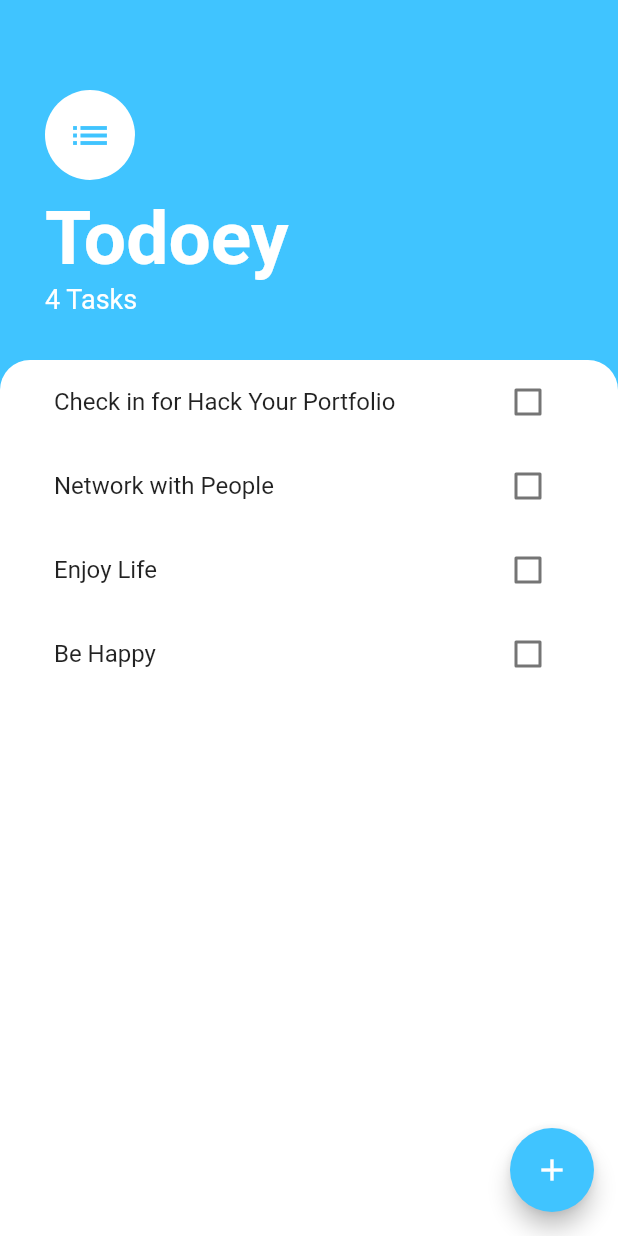
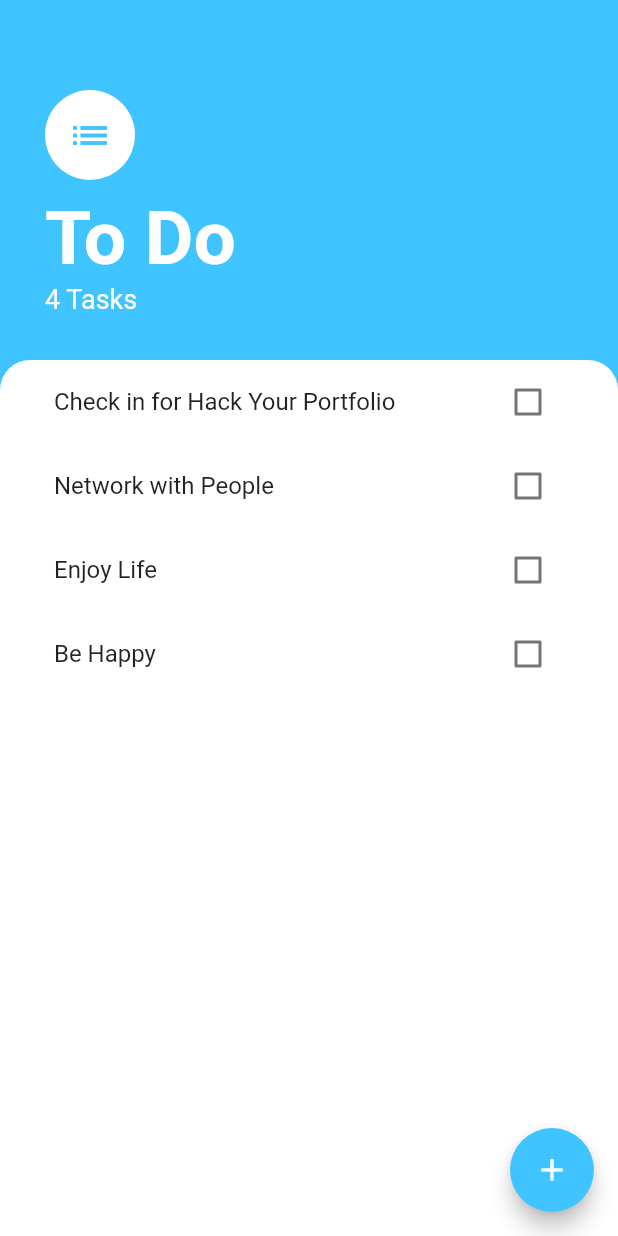
Before and after one commit to tharunc/To-Do-App, a Flutter app: the screen it shows after launch, on a phone screen of 412 x 824 dp. Run offline on Flutter 3.47's test engine with Material 2 defaults, Android fonts, the phone set to English and light mode, and no system bars.

Commit message:
Update tasks_screen.dart

```diff
--- a/lib/screens/tasks_screen.dart
+++ b/lib/screens/tasks_screen.dart
@@ -47,7 +47,7 @@ class TasksScreen extends StatelessWidget {
                   height: 10.0,
                 ),
                 Text(
-                  'Todoey',
+                  'To Do',
                   style: TextStyle(
                     color: Colors.white,
                     fontSize: 50.0,
```
